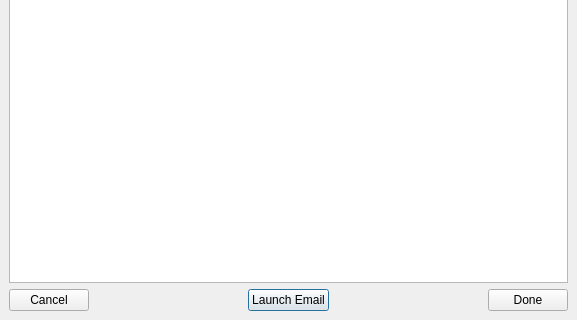
Before: the Qt Designer form retroshare-gui/src/gui/connect/InviteDialog.ui in RetroShare/RetroShare, drawn with Qt 5; both pictures show x 0 to 577 and y 234 to 554 of the 577 by 554 pixel window.
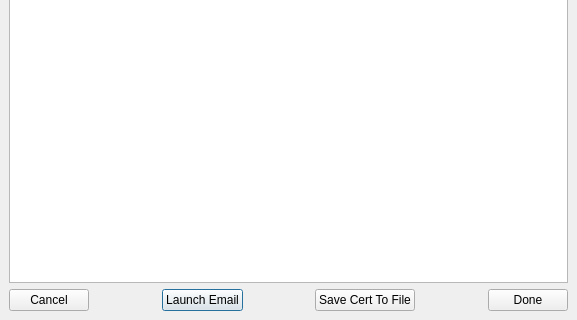
After: the same form once the commit is applied. Icons and pictures are not drawn.

Commit message: Add certificate-save functionality * usr can also choose where to save certificate

What changed in the file:
```diff
--- a/retroshare-gui/src/gui/connect/InviteDialog.ui
+++ b/retroshare-gui/src/gui/connect/InviteDialog.ui
@@ -44,7 +44,7 @@
      </property>
     </widget>
    </item>
-   <item row="1" column="0" colspan="5" >
+   <item row="1" column="0" colspan="7" >
     <widget class="QTextEdit" name="emailText" >
      <property name="readOnly" >
       <bool>true</bool>
@@ -52,7 +52,7 @@
      <property name="html" >
       <string>&lt;html>&lt;head>&lt;meta name="qrichtext" content="1" />&lt;style type="text/css">
 p, li { white-space: pre-wrap; }
-&lt;/style>&lt;/head>&lt;body style=" font-family:'MS Shell Dlg 2'; font-size:8.25pt; font-weight:400; font-style:normal;">
+&lt;/style>&lt;/head>&lt;body style=" font-family:'Helvetica'; font-size:10pt; font-weight:400; font-style:normal;">
 &lt;p style="-qt-paragraph-type:empty; margin-top:0px; margin-bottom:0px; margin-left:0px; margin-right:0px; -qt-block-indent:0; text-indent:0px; font-family:'Arial'; font-size:8pt;">&lt;/p>&lt;/body>&lt;/html></string>
      </property>
      <property name="acceptRichText" >
@@ -60,7 +60,7 @@
      </property>
     </widget>
    </item>
-   <item row="0" column="0" colspan="5" >
+   <item row="0" column="0" colspan="7" >
     <widget class="QLabel" name="invitefriendLabel" >
      <property name="palette" >
       <palette>
@@ -496,19 +496,6 @@
      </property>
     </widget>
    </item>
-   <item row="2" column="3" >
-    <spacer>
-     <property name="orientation" >
-      <enum>Qt::Horizontal</enum>
-     </property>
-     <property name="sizeHint" >
-      <size>
-       <width>40</width>
-       <height>20</height>
-      </size>
-     </property>
-    </spacer>
-   </item>
    <item row="2" column="0" >
     <widget class="QPushButton" name="cancelButton" >
      <property name="minimumSize" >
@@ -535,7 +522,7 @@
      </property>
     </spacer>
    </item>
-   <item row="2" column="4" >
+   <item row="2" column="6" >
     <widget class="QPushButton" name="doneButton" >
      <property name="minimumSize" >
       <size>
@@ -548,6 +535,39 @@
      </property>
     </widget>
    </item>
+   <item row="2" column="4" >
+    <widget class="QPushButton" name="sCertButton" >
+     <property name="text" >
+      <string>Save Cert To File</string>
+     </property>
+    </widget>
+   </item>
+   <item row="2" column="3" >
+    <spacer>
+     <property name="orientation" >
+      <enum>Qt::Horizontal</enum>
+     </property>
+     <property name="sizeHint" >
+      <size>
+       <width>40</width>
+       <height>20</height>
+      </size>
+     </property>
+    </spacer>
+   </item>
+   <item row="2" column="5" >
+    <spacer>
+     <property name="orientation" >
+      <enum>Qt::Horizontal</enum>
+     </property>
+     <property name="sizeHint" >
+      <size>
+       <width>40</width>
+       <height>20</height>
+      </size>
+     </property>
+    </spacer>
+   </item>
   </layout>
  </widget>
  <tabstops>
```
The commit also changes 2 other files.
